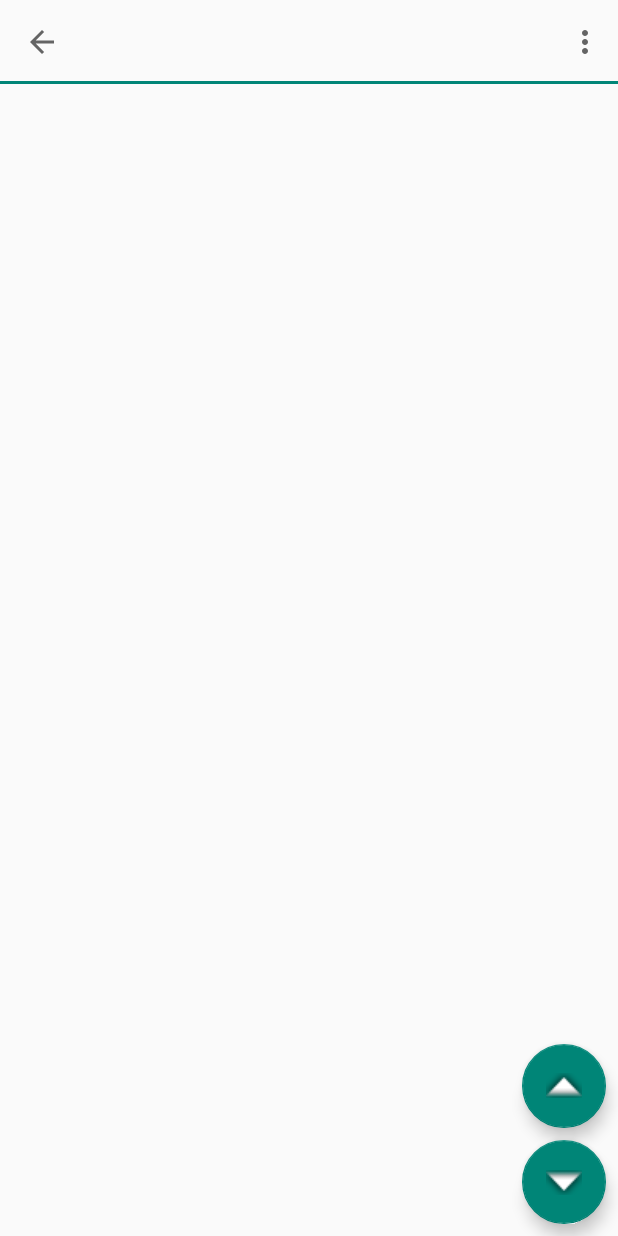
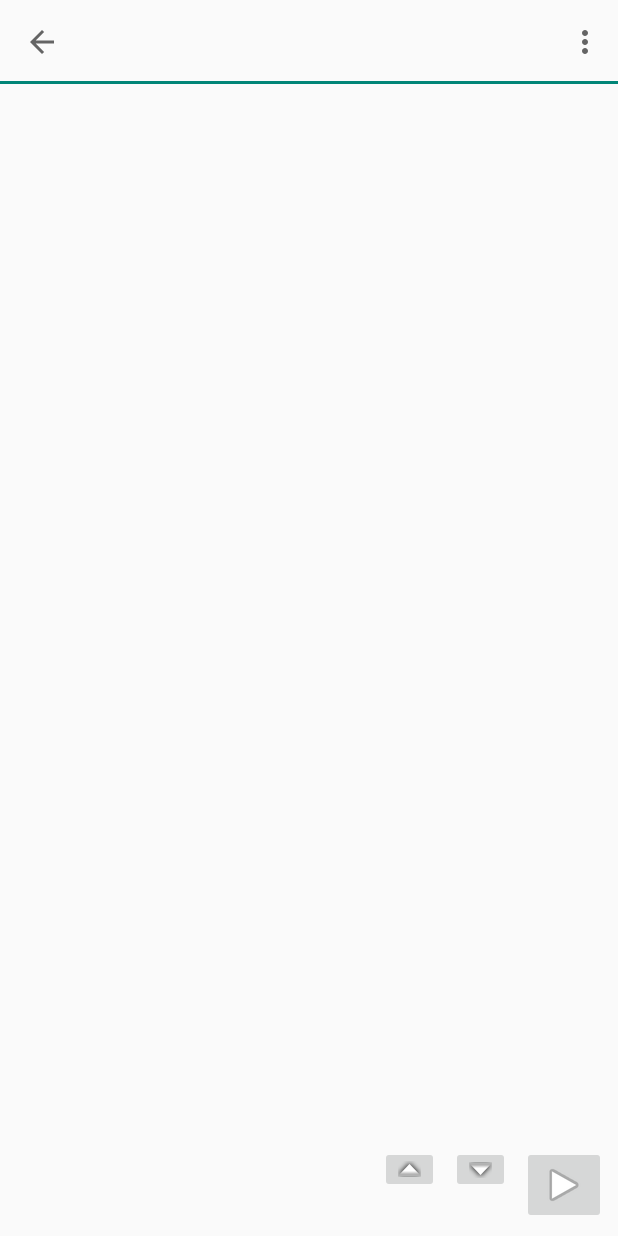
Before and after one commit to basic-est/ScoreEditor, an Android app: the ScoreBrowseActivity screen opened directly, with no data from a screen before it, after a tap on an icon or button, on a phone screen of 412 x 824 dp. Run offline under Robolectric (Android 15) with nearby library versions, the phone set to English and light mode, and no system bars.

Commit message:
セブンスコードに対応。

```diff
--- a/app/src/main/java/com/nxsmatsumoto/scoreeditor_lyricsguitarcode_/ScoreBrowseActivity.java
+++ b/app/src/main/java/com/nxsmatsumoto/scoreeditor_lyricsguitarcode_/ScoreBrowseActivity.java
@@ -176,27 +176,26 @@ public class ScoreBrowseActivity extends AppCompatActivity {
         int matchflag = 0;
         for(int i = 0; i < words.length; i++) {
             matchflag = 0;
+
             for(String code:CNS_CODE){
                 if(words[i].equals(code)){
                     wkLyrics += toneUp(code) + " ";
                     matchflag = 1;
                 }
             }
+
+            for(String code:CNS_CODE7){
+                if(words[i].equals(code)){
+                    String triad = "7";
+                    wkLyrics += toneUp(code.replace(triad, "")) + triad + " ";
+                    matchflag = 1;
+                }
+            }
+
             if(matchflag == 0) wkLyrics += words[i]+ " ";
         }
 
        tvLyrics.setText(wkLyrics);
-        for(int i = 0; i < words.length; i++) {
-            matchflag = 0;
-            for(String code:CNS_CODE7){
-                if(words[i].equals(code)){
-                    wkLyrics += toneUp(code) + "7" + " ";
-                    matchflag = 1;
-                }
-            }
-            if(matchflag == 0) wkLyrics += words[i]+ " ";
-        }
-        tvLyrics.setText(wkLyrics);
     }
 
     public void onToneDownBtn(View view) {
@@ -208,27 +207,28 @@ public class ScoreBrowseActivity extends AppCompatActivity {
         int matchflag = 0;
         for(int i = 0; i < words.length; i++) {
             matchflag = 0;
+
             for(String code:CNS_CODE){
                 if(words[i].equals(code)){
                     wkLyrics += toneDown(code) + " ";
                     matchflag = 1;
                 }
             }
+
+            for(String code:CNS_CODE7){
+                if(words[i].equals(code)){
+                    String triad = "7";
+                    wkLyrics += toneDown(code.replace(triad, "")) + "7" + " ";
+                    matchflag = 1;
+                }
+            }
+
             if(matchflag == 0) wkLyrics += words[i]+ " ";
+
         }
 
         tvLyrics.setText(wkLyrics);
-        for(int i = 0; i < words.length; i++) {
-            matchflag = 0;
-            for(String code:CNS_CODE7){
-                if(words[i].equals(code)){
-                    wkLyrics += toneDown(code) + "7" + " ";
-                    matchflag = 1;
-                }
-            }
-            if(matchflag == 0) wkLyrics += words[i]+ " ";
-        }
-        tvLyrics.setText(wkLyrics);
+
     }
 
     public String toneUp(String code) {
--- a/app/src/main/res/layout/activity_score_browse.xml
+++ b/app/src/main/res/layout/activity_score_browse.xml
@@ -53,8 +53,9 @@
         android:layout_width="0dp"
         android:layout_height="0dp"
         android:layout_marginTop="8dp"
-        app:layout_constraintBottom_toBottomOf="parent"
+        app:layout_constraintBottom_toTopOf="@+id/frameLayout"
         app:layout_constraintEnd_toEndOf="parent"
+        app:layout_constraintHorizontal_bias="0.0"
         app:layout_constraintStart_toStartOf="parent"
         app:layout_constraintTop_toBottomOf="@+id/toolbar_score_view"
         tools:context=".ScoreBrowseActivity">
@@ -63,7 +64,6 @@
             android:id="@+id/scoreViewLyrics"
             android:layout_width="wrap_content"
             android:layout_height="wrap_content"
-            android:onClick="onScroll"
             app:layout_constraintBottom_toBottomOf="parent"
             app:layout_constraintEnd_toEndOf="parent"
             app:layout_constraintStart_toStartOf="parent"
@@ -71,28 +71,56 @@
 
     </ScrollView>
 
-    <android.support.design.widget.FloatingActionButton
-        android:id="@+id/toneDownBtn"
-        android:layout_width="wrap_content"
+    <FrameLayout
+        android:id="@+id/frameLayout"
+        android:layout_width="0dp"
         android:layout_height="wrap_content"
-        android:layout_marginEnd="8dp"
-        android:layout_marginBottom="8dp"
-        android:clickable="true"
-        android:onClick="onToneDownBtn"
         app:layout_constraintBottom_toBottomOf="parent"
         app:layout_constraintEnd_toEndOf="parent"
-        app:srcCompat="@android:drawable/arrow_down_float" />
+        app:layout_constraintStart_toStartOf="parent">
 
-    <android.support.design.widget.FloatingActionButton
-        android:id="@+id/toneUpBtn"
-        android:layout_width="wrap_content"
-        android:layout_height="wrap_content"
-        android:layout_marginEnd="8dp"
-        android:layout_marginBottom="8dp"
-        android:clickable="true"
-        android:onClick="onToneUpBtn"
-        app:layout_constraintBottom_toTopOf="@+id/toneDownBtn"
-        app:layout_constraintEnd_toEndOf="parent"
-        app:srcCompat="@android:drawable/arrow_up_float" />
+        <android.support.constraint.ConstraintLayout
+            android:layout_width="match_parent"
+            android:layout_height="match_parent">
+
+            <ImageButton
+                android:id="@+id/toneUpBtn"
+                android:layout_width="wrap_content"
+                android:layout_height="wrap_content"
+                android:layout_marginTop="8dp"
+                android:layout_marginEnd="8dp"
+                android:clickable="true"
+                android:onClick="onToneUpBtn"
+                android:src="@android:drawable/arrow_up_float"
+                app:layout_constraintEnd_toStartOf="@+id/toneDownBtn"
+                app:layout_constraintTop_toTopOf="parent" />
+
+            <ImageButton
+                android:id="@+id/toneDownBtn"
+                android:layout_width="wrap_content"
+                android:layout_height="wrap_content"
+                android:layout_marginTop="8dp"
+                android:layout_marginEnd="8dp"
+                android:clickable="true"
+                android:onClick="onToneDownBtn"
+                android:src="@android:drawable/arrow_down_float"
+                app:layout_constraintEnd_toStartOf="@+id/ScrollBtn"
+                app:layout_constraintTop_toTopOf="parent" />
+
+            <ImageButton
+                android:id="@+id/ScrollBtn"
+                android:layout_width="wrap_content"
+                android:layout_height="wrap_content"
+                android:layout_marginTop="8dp"
+                android:layout_marginEnd="8dp"
+                android:layout_marginBottom="8dp"
+                android:onClick="onScroll"
+                android:src="@android:drawable/ic_media_play"
+                app:layout_constraintBottom_toBottomOf="parent"
+                app:layout_constraintEnd_toEndOf="parent"
+                app:layout_constraintTop_toTopOf="parent" />
+        </android.support.constraint.ConstraintLayout>
+
+    </FrameLayout>
 
 </android.support.constraint.ConstraintLayout>
```
